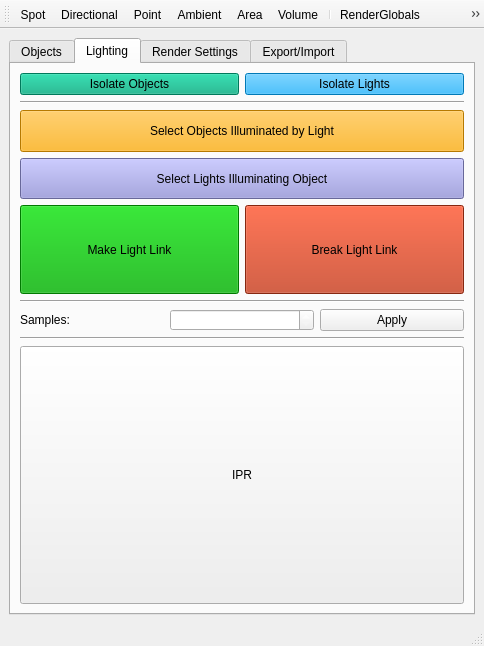
First picture: the form in render/lighterHelper/lighterHelper.ui, repository skarone/PipeL, before the edit.
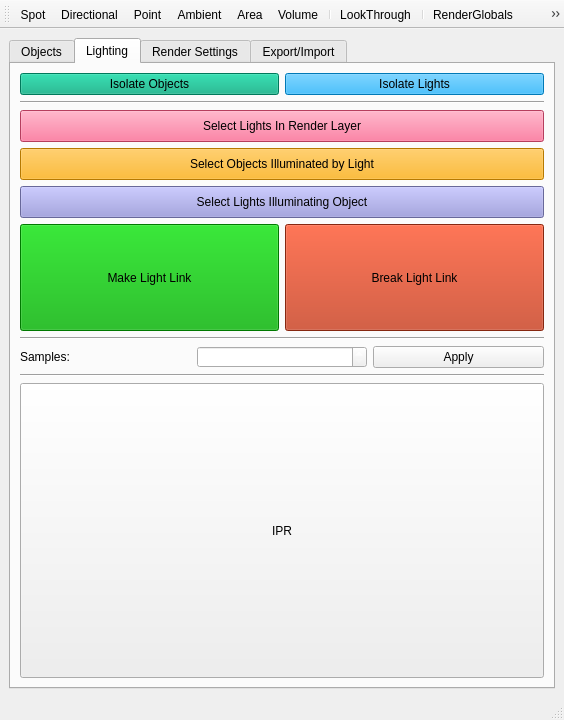
Second picture: the form after the edit.

```diff
--- a/render/lighterHelper/lighterHelper.ui
+++ b/render/lighterHelper/lighterHelper.ui
@@ -9,8 +9,8 @@
    <rect>
     <x>0</x>
     <y>0</y>
-    <width>484</width>
-    <height>646</height>
+    <width>564</width>
+    <height>720</height>
    </rect>
   </property>
   <property name="windowTitle">
@@ -384,6 +384,22 @@
           </item>
           <item>
            <layout class="QVBoxLayout" name="verticalLayout_24">
+            <item>
+             <widget class="QPushButton" name="selectLightsInLayer_btn">
+              <property name="sizePolicy">
+               <sizepolicy hsizetype="Minimum" vsizetype="Minimum">
+                <horstretch>0</horstretch>
+                <verstretch>0</verstretch>
+               </sizepolicy>
+              </property>
+              <property name="styleSheet">
+               <string notr="true">background-color: rgb(255, 87, 132);</string>
+              </property>
+              <property name="text">
+               <string>Select Lights In Render Layer</string>
+              </property>
+             </widget>
+            </item>
             <item>
              <widget class="QPushButton" name="selectObjectByLight_btn">
               <property name="sizePolicy">
@@ -1326,7 +1342,7 @@
     <enum>TopToolBarArea</enum>
    </attribute>
    <attribute name="toolBarBreak">
-    <bool>true</bool>
+    <bool>false</bool>
    </attribute>
    <addaction name="actionSpot"/>
    <addaction name="actionDirectional"/>
@@ -1335,6 +1351,8 @@
    <addaction name="actionArea"/>
    <addaction name="actionVolume"/>
    <addaction name="separator"/>
+   <addaction name="actionLookThrough"/>
+   <addaction name="separator"/>
    <addaction name="actionRenderGlobals"/>
    <addaction name="actionRenderView"/>
   </widget>
@@ -1384,6 +1402,11 @@
     <string>RenderView</string>
    </property>
   </action>
+  <action name="actionLookThrough">
+   <property name="text">
+    <string>LookThrough</string>
+   </property>
+  </action>
  </widget>
  <resources/>
  <connections>
```
Left out of the diff: 52 changed lines with no effect on the pictures.
